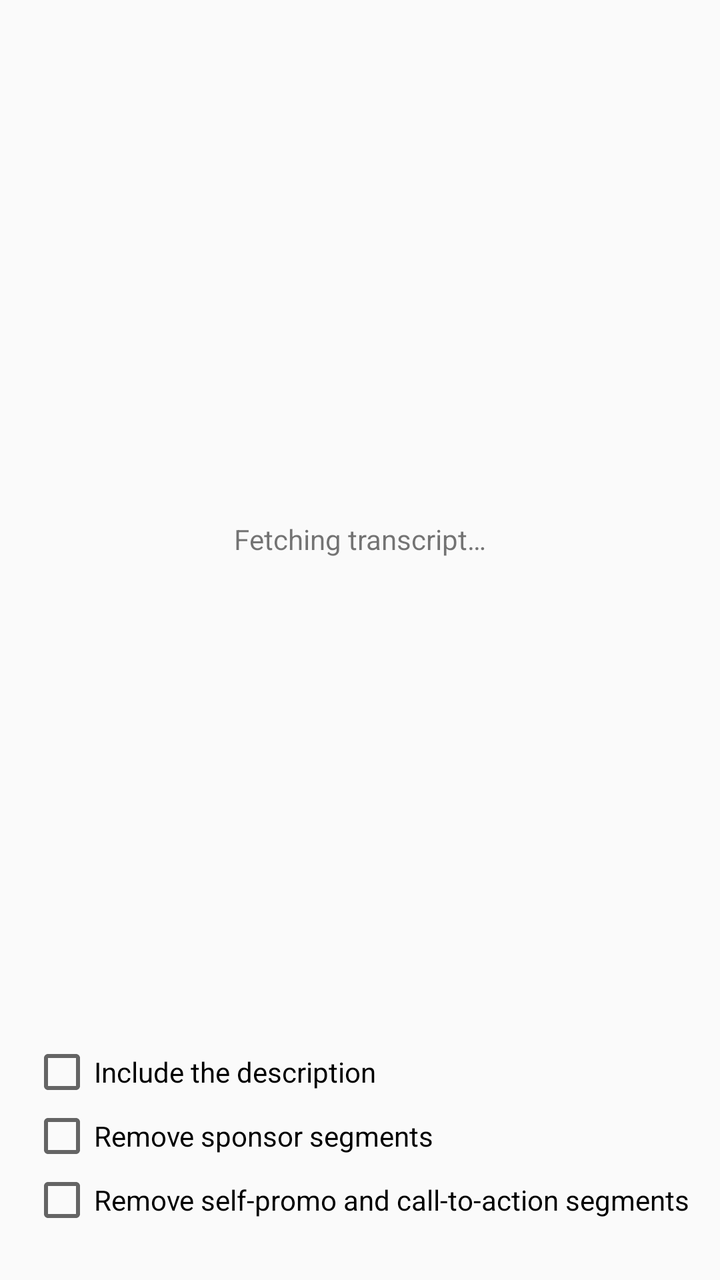
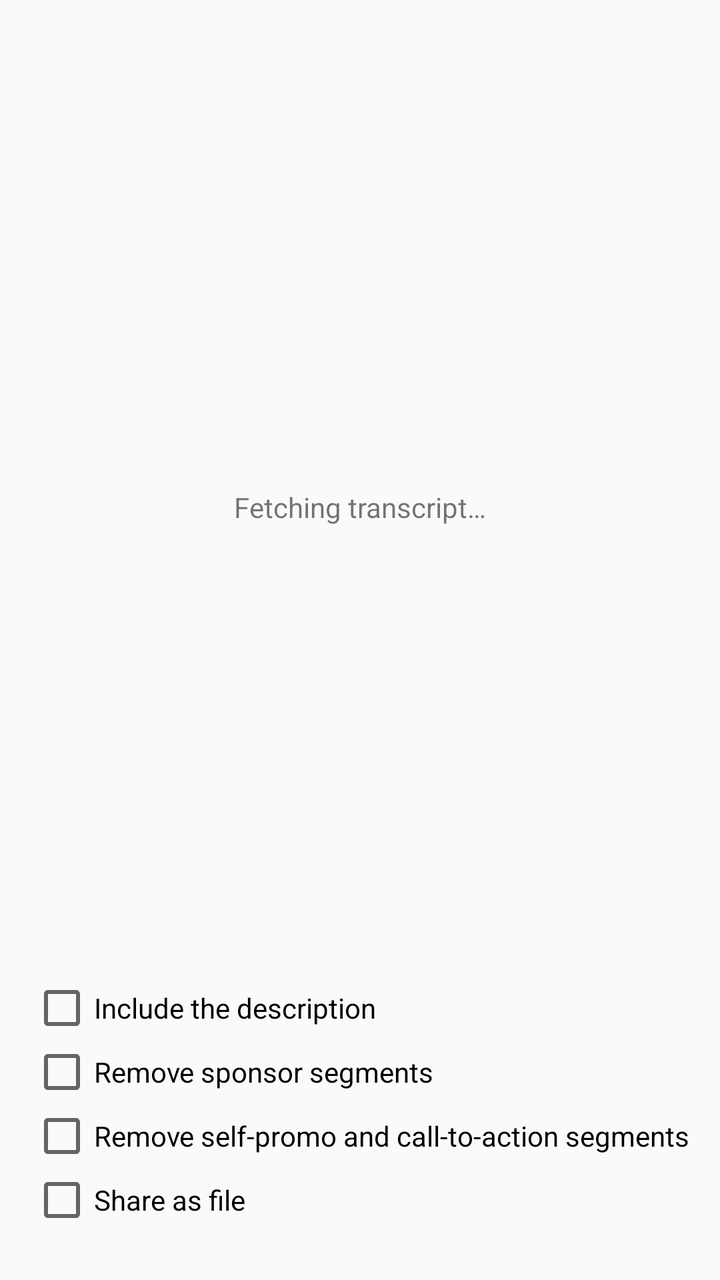

The first picture is an Android layout as it rendered before a commit; the second is the same layout after the commit. The layout source and the unified diff follow.
<!-- AndroidManifest.xml: application theme AppTheme -->
<!-- res/layout/activity_share.xml -->
<?xml version="1.0" encoding="utf-8"?>
<LinearLayout xmlns:android="http://schemas.android.com/apk/res/android"
    android:layout_width="match_parent"
    android:layout_height="match_parent"
    android:orientation="vertical">

    <LinearLayout
        android:layout_width="match_parent"
        android:layout_height="0dp"
        android:layout_weight="1"
        android:gravity="center"
        android:orientation="vertical">

        <ProgressBar
            android:layout_width="wrap_content"
            android:layout_height="wrap_content" />

        <TextView
            android:id="@+id/status"
            android:layout_width="wrap_content"
            android:layout_height="wrap_content"
            android:paddingTop="16dp"
            android:text="@string/fetching" />

        <TextView
            android:id="@+id/operation"
            android:layout_width="wrap_content"
            android:layout_height="wrap_content"
            android:ellipsize="end"
            android:gravity="center"
            android:maxLines="1"
            android:paddingTop="8dp"
            android:textSize="12sp" />

        <TextView
            android:id="@+id/elapsed"
            android:layout_width="wrap_content"
            android:layout_height="wrap_content"
            android:paddingTop="4dp"
            android:textSize="12sp" />
    </LinearLayout>

    <LinearLayout
        android:layout_width="wrap_content"
        android:layout_height="wrap_content"
        android:layout_gravity="center_horizontal"
        android:layout_marginBottom="24dp"
        android:orientation="vertical">

        <CheckBox
            android:id="@+id/include_description"
            android:layout_width="wrap_content"
            android:layout_height="wrap_content"
            android:text="@string/include_description" />

        <CheckBox
            android:id="@+id/remove_sponsors"
            android:layout_width="wrap_content"
            android:layout_height="wrap_content"
            android:text="@string/remove_sponsors" />

        <CheckBox
            android:id="@+id/remove_selfpromo"
            android:layout_width="wrap_content"
            android:layout_height="wrap_content"
            android:text="@string/remove_selfpromo" />
    </LinearLayout>

</LinearLayout>
<!-- resources referenced by this layout -->
<resources>
  <string name="fetching">Fetching transcript…</string>
  <string name="include_description">Include the description</string>
  <string name="remove_selfpromo">Remove self-promo and call-to-action segments</string>
  <string name="remove_sponsors">Remove sponsor segments</string>\n
  <style name="AppTheme" parent="android:Theme.Material.Light.NoActionBar" />
</resources>

<!-- the commit's change to res/layout/activity_share.xml (unified diff, before → after) -->
@@ -64,6 +64,12 @@
             android:layout_width="wrap_content"
             android:layout_height="wrap_content"
             android:text="@string/remove_selfpromo" />
+
+        <CheckBox
+            android:id="@+id/share_as_file"
+            android:layout_width="wrap_content"
+            android:layout_height="wrap_content"
+            android:text="@string/share_as_file" />
     </LinearLayout>
 
 </LinearLayout>
<!-- resource entries referenced after the edit -->
@@ -4,6 +4,7 @@
   <string name="include_description">Include the description</string>
   <string name="remove_selfpromo">Remove self-promo and call-to-action segments</string>
   <string name="remove_sponsors">Remove sponsor segments</string>\n
+  <string name="share_as_file">Share as file</string>
   <style name="AppTheme" parent="android:Theme.Material.Light.NoActionBar" />
 </resources>
 
